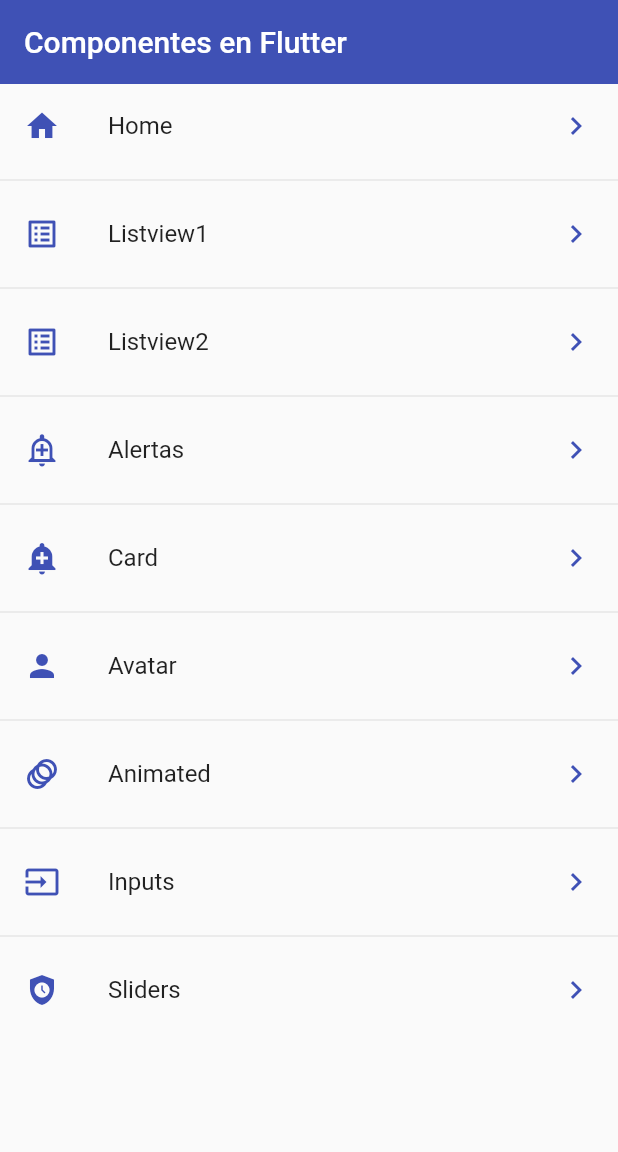
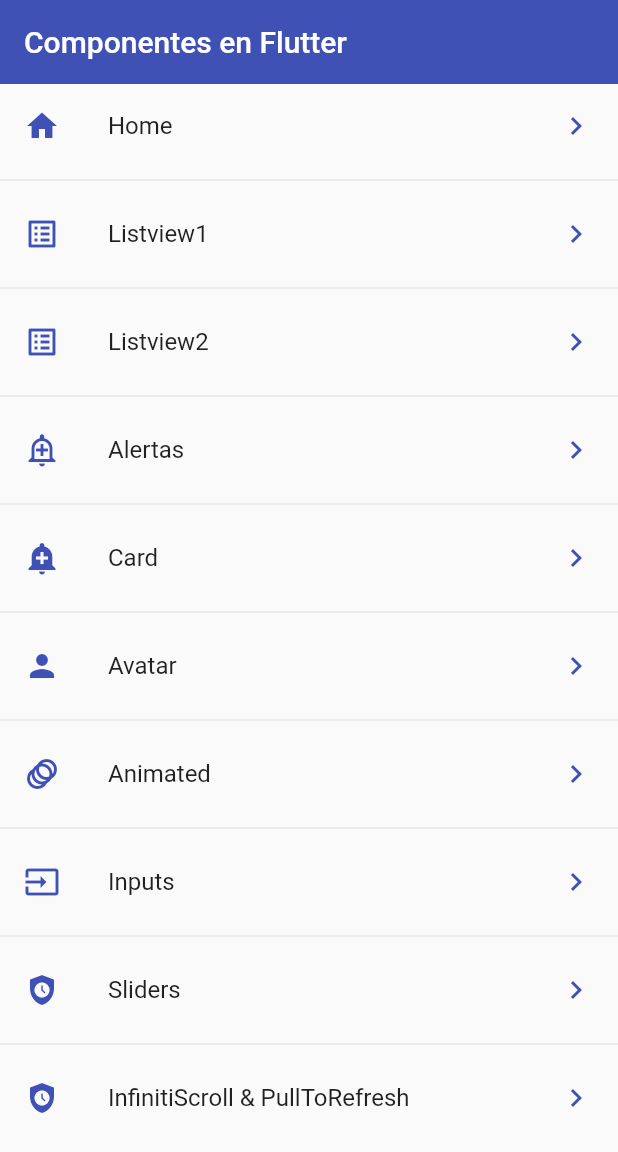
Before and after one commit to flutter-spain/fl_components, a Flutter app: the screen it shows after launch, on a phone screen of 412 x 824 dp. Shown: the top 1152 px of the screen. Run offline on Flutter 3.47's test engine with Material 2 defaults, Android fonts, the phone set to English and light mode, and no system bars.

Commit message:
97 Infinite

```diff
--- a/lib/router/app_routers.dart
+++ b/lib/router/app_routers.dart
@@ -60,6 +60,12 @@ class AppRouter {
       name: 'Sliders',
       screen: const SliderScreen(),
     ),
+    MenuOption(
+      route: 'infiniti',
+      icon: Icons.safety_check,
+      name: 'InfinitiScroll & PullToRefresh',
+      screen: const ListViewBuilderScreen(),
+    ),
   ];
 
   static Map<String, Widget Function(BuildContext)> getAppRoutes(){
--- a/lib/screens/screens.dart
+++ b/lib/screens/screens.dart
@@ -1,3 +1,4 @@
+export 'package:fl_components/screens/listview_builder_screen.dart';
 export 'package:fl_components/screens/alert_screen.dart';
 export 'package:fl_components/screens/animated_screen.dart';
 export 'package:fl_components/screens/avatar_screen.dart';
```
Also changed, not shown: lib/screens/listview_builder_screen.dart (added, +31 -0 lines).
